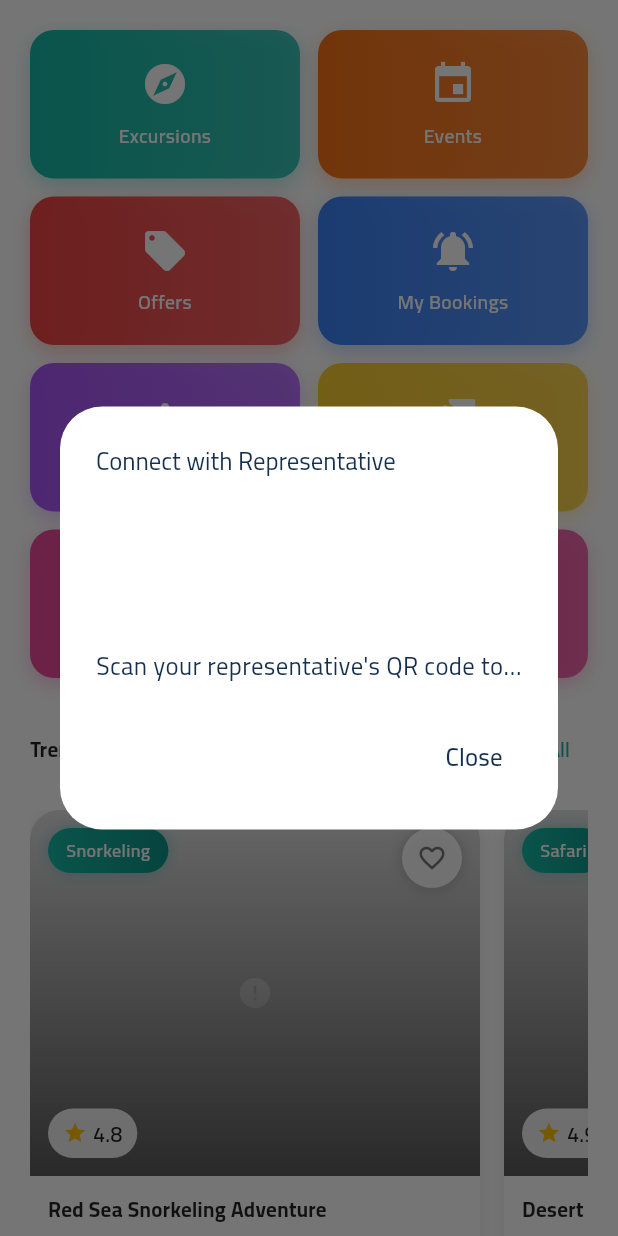
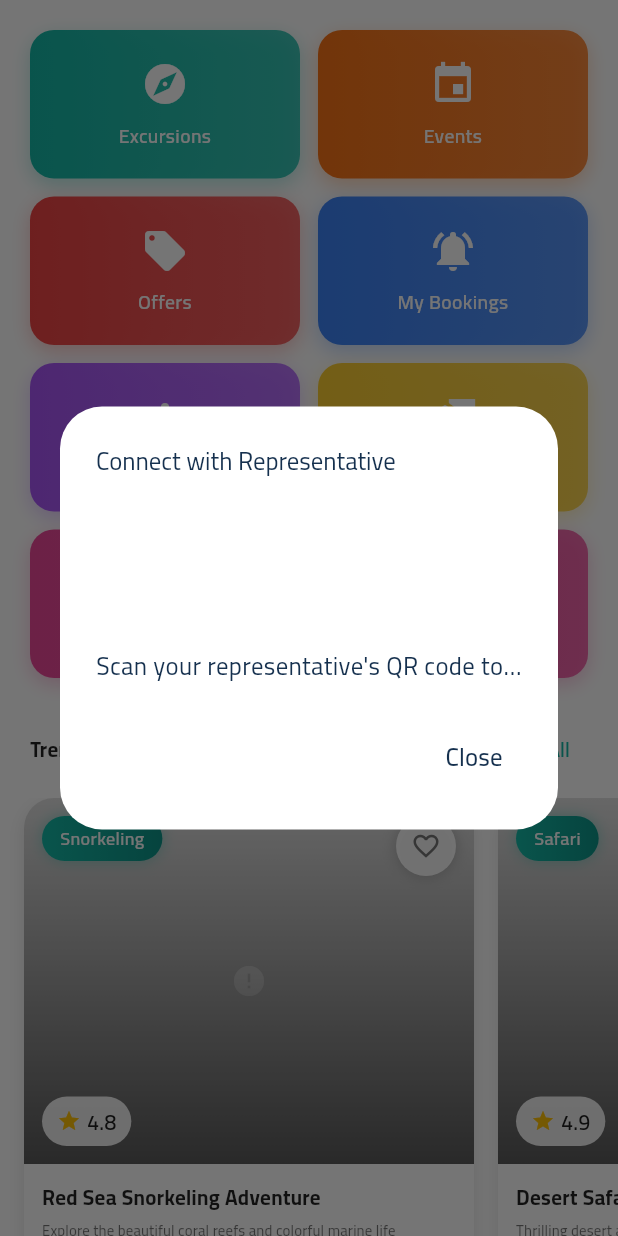
Before and after one commit to Ali-2001-Eg/travel_agencies, a Flutter app: the _HomeTabView widget shown alone on an empty page, opened directly with empty values, after a tap on "Scan QR Code", on a phone screen of 412 x 824 dp. Run offline on Flutter 3.47's test engine with Material 3 defaults, Android fonts, the phone set to English and light mode, and no system bars; drawn by our look-alikes of cached_network_image; our stand-ins replace connectivity_plus, dio, easy_localization, equatable, firebase_core, firebase_messaging and 15 more; accounts and stored records are empty; network calls fail; statements that could not run were skipped.

Commit message:
refactor(home): Adjust padding and margins for consistency

```diff
--- a/lib/features/home/presentation/view/home_screen.dart
+++ b/lib/features/home/presentation/view/home_screen.dart
@@ -20,6 +20,7 @@ class _HomeScaffold extends StatelessWidget {
     return Scaffold(
       backgroundColor: _homeBackgroundColor(context),
       body: SafeArea(
+        bottom: false,
         child: NestedScrollView(
           physics: const BouncingScrollPhysics(),
           headerSliverBuilder: (context, innerBoxIsScrolled) {
--- a/lib/features/home/presentation/view/home_tab_home.dart
+++ b/lib/features/home/presentation/view/home_tab_home.dart
@@ -12,7 +12,12 @@ class _HomeTabView extends StatelessWidget {
 
     return ListView(
       physics: const BouncingScrollPhysics(),
-      padding: const EdgeInsets.symmetric(horizontal: 20, vertical: 20),
+      padding: const EdgeInsets.only(top: 20),
+      children: [
+        Padding(
+          padding: const EdgeInsets.symmetric(horizontal: 20),
+          child: Column(
+            crossAxisAlignment: CrossAxisAlignment.start,
             children: [
               Row(
                 children: [
@@ -110,7 +115,8 @@ class _HomeTabView extends StatelessWidget {
                               children: [
                                 const Icon(Icons.qr_code_scanner, size: 80),
                                 Gaps.v(16),
-                          LocalizedLabel(text: LocaleKeys.scan_qr_description),
+                                LocalizedLabel(
+                                    text: LocaleKeys.scan_qr_description),
                               ],
                             ),
                             actions: [
@@ -149,13 +155,12 @@ class _HomeTabView extends StatelessWidget {
                   ),
                 ],
               ),
-        Gaps.v(16),
+            ],
+          ),
+        ),
+        Gaps.v(8),
         SizedBox(
           height: 380,
-          child: MediaQuery.removePadding(
-            context: context,
-            removeRight: true,
-            removeLeft: true,
           child: ListView.builder(
             physics: const BouncingScrollPhysics(),
             scrollDirection: Axis.horizontal,
@@ -164,7 +169,7 @@ class _HomeTabView extends StatelessWidget {
               final excursion = excursions[index];
               return Container(
                 width: context.responsive(300.0, 350.0),
-                  margin: const EdgeInsets.only(right: 16),
+                margin: const EdgeInsetsDirectional.only(start: 16),
                 child: ExcursionCard(
                   excursion: excursion,
                   isFavorite: state.favoriteIds.contains(excursion.id),
@@ -179,8 +184,12 @@ class _HomeTabView extends StatelessWidget {
             },
           ),
         ),
-        ),
-        Gaps.v(24),
+        Gaps.v(16),
+        Padding(
+          padding: const EdgeInsets.symmetric(horizontal: 20),
+          child: Column(
+            crossAxisAlignment: CrossAxisAlignment.start,
+            children: [
               LocalizedLabel(
                 text: LocaleKeys.quick_services,
                 style: context.textTheme.titleLarge?.copyWith(
@@ -207,7 +216,9 @@ class _HomeTabView extends StatelessWidget {
                   );
                 },
               ),
-        Gaps.v(24),
+            ],
+          ),
+        ),
       ],
     );
   }
--- a/lib/features/home/presentation/view/home_tab_real_estate.dart
+++ b/lib/features/home/presentation/view/home_tab_real_estate.dart
@@ -142,7 +142,6 @@ class _PropertyCard extends StatelessWidget {
   @override
   Widget build(BuildContext context) {
     return Container(
-      margin: const EdgeInsets.only(bottom: 20),
       decoration: BoxDecoration(
         color: context.isDarkMode ? const Color(0xFF2A2A3E) : Colors.white,
         borderRadius: BorderRadius.circular(16),
```
Lines whose indentation alone changed are shown as unchanged.
